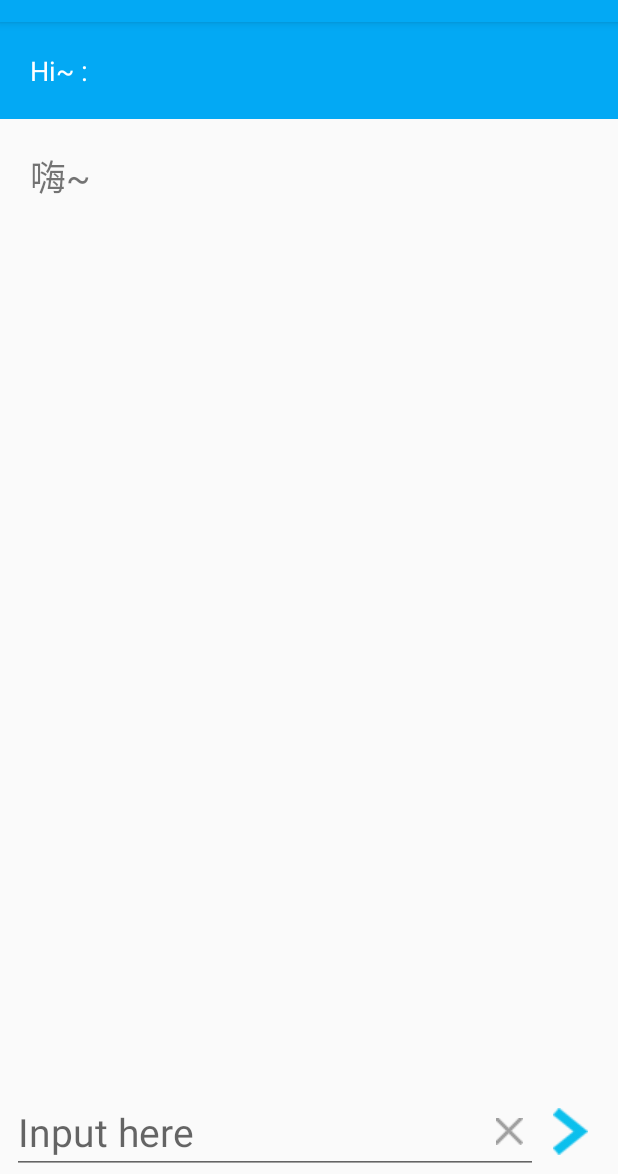
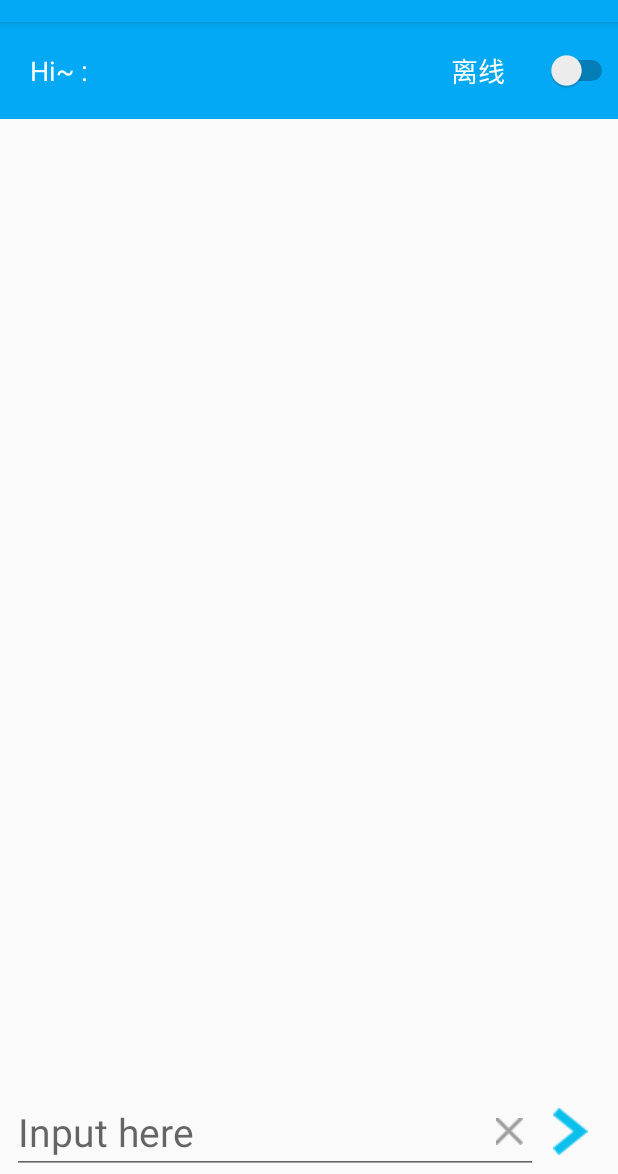
Before and after one commit to foolself/EasyTrans, an Android app: the screen it shows after launch (MainActivity), on a phone screen of 412 x 824 dp, the part 62-1236 px from its top. Run offline under Robolectric (Android 15) with nearby library versions, the phone set to English and light mode, and no system bars; 2 statements that could not run were skipped.

Commit message:
local search

```diff
--- /dev/null
+++ b/app/src/main/java/com/foolself/root/EasyTrans/DBManager.java
@@ -0,0 +1,69 @@
+package com.foolself.root.EasyTrans;
+
+/**
+ * Created by root on 16-4-10.
+ */
+import android.content.Context;
+import android.database.sqlite.SQLiteDatabase;
+import android.os.Environment;
+import android.util.Log;
+
+import java.io.File;
+import java.io.FileNotFoundException;
+import java.io.FileOutputStream;
+import java.io.IOException;
+import java.io.InputStream;
+
+public class DBManager {
+
+    private final int BUFFER_SIZE = 400000;
+    public static final String DB_NAME = "dictionary.db"; //保存的数据库文件名
+    public static final String PACKAGE_NAME = "com.foolself.root.googletrans";
+    public static final String DB_PATH = "/data" + Environment.getDataDirectory().getAbsolutePath() + "/" + PACKAGE_NAME; //在手机里存放数据库的位置
+
+    private SQLiteDatabase database;
+    private Context context;
+
+    DBManager(Context context) {
+        this.context = context;
+    }
+
+    public void openDatabase() {
+        this.database = this.openDatabase(DB_PATH + "/" + DB_NAME);
+
+    }
+
+    private SQLiteDatabase openDatabase(String dbfile) {
+
+        try {
+            if (!(new File(dbfile).exists())) {  //判断数据库文件是否存在，若不存在则执行导入，否则直接打开数据库
+                InputStream is = this.context.getResources().openRawResource(
+                        R.raw.dictionary); //欲导入的数据库
+                FileOutputStream fos = new FileOutputStream(dbfile);
+                byte[] buffer = new byte[BUFFER_SIZE];
+                int count = 0;
+
+                while ((count = is.read(buffer)) > 0) {
+                    fos.write(buffer, 0, count);
+                }
+                fos.close();
+                is.close();
+
+            }
+            SQLiteDatabase db = SQLiteDatabase.openOrCreateDatabase(dbfile, null);
+
+            return db;
+        } catch (FileNotFoundException e) {
+            Log.e("Database", "File not found");
+            e.printStackTrace();
+
+        } catch (IOException e) {
+            Log.e("Database", "IO exception");
+            e.printStackTrace();
+        }
+        return null;
+    }
+    public void closeDatabase() {
+        this.database.close();
+    }
+}
--- a/app/src/main/java/com/foolself/root/EasyTrans/MainActivity.java
+++ b/app/src/main/java/com/foolself/root/EasyTrans/MainActivity.java
@@ -1,6 +1,8 @@
 package com.foolself.root.EasyTrans;
 
 import android.content.Context;
+import android.database.Cursor;
+import android.database.sqlite.SQLiteDatabase;
 import android.net.ConnectivityManager;
 import android.os.Bundle;
 import android.os.Handler;
@@ -8,48 +10,67 @@ import android.os.Message;
 import android.support.v7.app.AppCompatActivity;
 import android.util.Log;
 import android.view.View;
+import android.widget.CompoundButton;
 import android.widget.EditText;
 import android.widget.ImageButton;
+import android.widget.ListView;
+import android.widget.SimpleAdapter;
+import android.widget.Switch;
 import android.widget.TextView;
 
 import org.apache.commons.codec.binary.Hex;
 import org.apache.commons.codec.digest.DigestUtils;
 
 import java.io.BufferedReader;
+import java.io.File;
 import java.io.IOException;
 import java.io.InputStreamReader;
 import java.net.HttpURLConnection;
 import java.net.URL;
 import java.net.URLDecoder;
+import java.util.ArrayList;
+import java.util.HashMap;
+import java.util.List;
+import java.util.Map;
 import java.util.Random;
 
 public class MainActivity extends AppCompatActivity {
+    public DBManager dbHelper;
+    private SQLiteDatabase dictionary;
     private EditText editText;
     private TextView reqText;
-    private TextView textView;
     private ImageButton delete;
     private ImageButton submit;
+    private Switch net_ctrl;
     private android.content.ClipboardManager clipboardManager;
+
+    ListView listView;
+    private SimpleAdapter list_adapter;
+    private List<Map<String, Object>> list_data;
+
     Handler handler = new Handler() {
         @Override
         public void handleMessage(Message msg) {
-            textView.setText(msg.obj + "");
+            list_adapter.notifyDataSetChanged();
         }
     };
 
     Runnable newThread = new Runnable() {
-        String result;
 
         @Override
         public void run() {
             String input = editText.getText().toString();
-            try {
-                result = getResult(input);
-            } catch (IOException e) {
-                e.printStackTrace();
+            if (!checkNetworkState() || !net_ctrl.isChecked()) {
+                getResultFromLoc(input);
+            }
+            else {
+                try {
+                    getResultFromNet(input);
+                } catch (IOException e) {
+                    e.printStackTrace();
+                }
             }
             Message msg = handler.obtainMessage();
-            msg.obj = result;
             handler.sendMessage(msg);
         }
     };
@@ -59,15 +80,32 @@ public class MainActivity extends AppCompatActivity {
         super.onCreate(savedInstanceState);
         setContentView(R.layout.activity_main);
 
+        String DBFilePath = DBManager.DB_PATH + "/" + DBManager.DB_NAME;
+        if (!fileIsExists(DBFilePath)) {
+            dbHelper = new DBManager(this);
+            dbHelper.openDatabase();
+            dbHelper.closeDatabase();
+        }
+        dictionary = SQLiteDatabase.openOrCreateDatabase(DBFilePath, null);
+
         editText = (EditText) findViewById(R.id.input);
         reqText = (TextView) findViewById(R.id.req);
-        textView = (TextView) findViewById(R.id.result);
         delete = (ImageButton) findViewById(R.id.delete);
         submit = (ImageButton) findViewById(R.id.submit);
+        net_ctrl = (Switch) findViewById(R.id.net_ctrl);
         clipboardManager  = (android.content.ClipboardManager)getSystemService(Context.CLIPBOARD_SERVICE);
+
+        listView = (ListView) findViewById(R.id.items);
+        list_data = new ArrayList<Map<String, Object>>();
+        list_adapter = new SimpleAdapter(this, list_data, R.layout.item,
+                new String[]{"word", "explain"}, new int[] {R.id.word, R.id.explain});
+        listView.setAdapter(list_adapter);
+
 
         if (clipboardManager.hasPrimaryClip()) {
             editText.setText(clipboardManager.getPrimaryClip().getItemAt(0).getText());
+            String temp = clipboardManager.getPrimaryClip().getDescription().toString();
+            Log.i("tag", "clip: " + temp);
         }
 
         submit.setOnClickListener(new View.OnClickListener() {
@@ -81,6 +119,16 @@ public class MainActivity extends AppCompatActivity {
             }
         });
 
+        net_ctrl.setOnCheckedChangeListener(new CompoundButton.OnCheckedChangeListener() {
+            @Override
+            public void onCheckedChanged(CompoundButton compoundButton, boolean b) {
+                if (b)
+                    net_ctrl.setText("在线");
+                else
+                    net_ctrl.setText("离线");
+            }
+        });
+
         delete.setOnClickListener(new View.OnClickListener() {
             @Override
             public void onClick(View view) {
@@ -90,8 +138,9 @@ public class MainActivity extends AppCompatActivity {
 
     }
 
-    private String getResult(String input) throws IOException {
+    private void getResultFromNet(String input) throws IOException {
 //        String q = URLEncoder.encode(rq, "utf-8");
+
         String q = input;
         String from = "zh";
         String to = "en";
@@ -99,6 +148,7 @@ public class MainActivity extends AppCompatActivity {
             from = "en";
             to = "zh";
         }
+
         String appId = "appId";
         String token = "token";
         String mainUrl = "http://api.fanyi.baidu.com/api/trans/vip/translate";
@@ -135,19 +185,56 @@ public class MainActivity extends AppCompatActivity {
             String[] arr1 = result.split("dst\":\"");
             String[] arr2 = arr1[1].split("\"");
             if (from.equals("zh")) {
-                return arr2[0];
+                result = arr2[0];
             }
             else {
                 String text = URLDecoder.decode(arr2[0], "utf-8");
-                text = convert(text);
-                return text;
+                result = convert(text);
             }
+
+            list_data.clear();
+            Map<String, Object> listem = new HashMap<String, Object>();
+            listem.put("word", "");
+            listem.put("explain", result);
+            list_data.add(listem);
         } catch (Exception e) {
             e.printStackTrace();
-            return "something error";
+            list_data.clear();
+            Map<String, Object> listem = new HashMap<String, Object>();
+            listem.put("word", "");
+            listem.put("explain", "Something Error");
+            list_data.add(listem);
         }
     }
 
+    private void getResultFromLoc(String input) {
+        String result = "";
+        String key = "explain";
+        Cursor cur;
+        if (input.charAt(0) < 'z' && input.charAt(0) > 'A') {
+            cur = dictionary.rawQuery("select * from Words where word=?", new String[]{input});
+        }
+        else {
+            cur = dictionary.rawQuery("select * from Words where explain like ?", new String[]{"%" + input + "%"});
+        }
+        list_data.clear();
+        if (cur != null) {
+            int NUM_R = cur.getCount();
+            if (cur.moveToFirst()) {
+                do {
+                    result = result + cur.getString(cur.getColumnIndex("word")) + ": \n  ";
+                    result = result + cur.getString(cur.getColumnIndex("explain")) + "\n\n";
+
+                    Map<String, Object> listem = new HashMap<String, Object>();
+                    listem.put("word",
+                            cur.getString(cur.getColumnIndex("word")));
+                    listem.put("explain",
+                            cur.getString(cur.getColumnIndex("explain")));
+                    list_data.add(listem);
+                } while (cur.moveToNext());
+            }
+        }
+    }
     public String convert(String utfString){
         StringBuilder sb = new StringBuilder();
         int i = -1;
@@ -172,4 +259,26 @@ public class MainActivity extends AppCompatActivity {
         }
         return flag;
     }
+
+    @Override
+    protected void onDestroy() {
+        super.onDestroy();
+        if (dictionary != null && dictionary.isOpen()) {
+            dictionary.close();
+        }
+    }
+
+    public boolean fileIsExists(String filePath){
+        try{
+            File f=new File(filePath);
+            if(f.exists()){
+                Log.i("tag", "exist");
+                return true;
+            }
+
+        }catch (Exception e) {
+            return false;
+        }
+        return false;
+    }
 }
--- a/app/src/main/res/layout/activity_main.xml
+++ b/app/src/main/res/layout/activity_main.xml
@@ -2,16 +2,12 @@
 <RelativeLayout xmlns:android="http://schemas.android.com/apk/res/android"
     android:layout_width="fill_parent"
     android:layout_height="fill_parent">
-    <ScrollView
-        android:layout_width="match_parent"
-        android:layout_height="wrap_content">
-
         <LinearLayout
             android:orientation="vertical"
             android:layout_width="match_parent"
-            android:layout_height="wrap_content">
+            android:layout_height="fill_parent">
             <LinearLayout
-                android:orientation="vertical"
+                android:orientation="horizontal"
                 android:gravity="top"
                 android:layout_width="match_parent"
                 android:layout_height="wrap_content"
@@ -22,8 +18,9 @@
 
                 <TextView
                     android:id="@+id/req"
-                    android:layout_width="fill_parent"
+                    android:layout_width="wrap_content"
                     android:layout_height="wrap_content"
+                    android:layout_weight="9"
                     android:layout_marginLeft="20dp"
                     android:layout_marginTop="20dp"
                     android:layout_marginBottom="20dp"
@@ -32,33 +29,33 @@
                     android:textColor="@color/text"
                     android:text="Hi~ :"/>
 
+                <Switch
+                    android:id="@+id/net_ctrl"
+                    android:layout_width="wrap_content"
+                    android:layout_height="wrap_content"
+                    android:layout_weight="1"
+                    android:layout_gravity="center"
+                    android:checked="false"
+                    android:textOn="在线"
+                    android:textOff="离线"
+                    android:text="离线"
+                    android:textColor="@color/text"
+                    android:textSize="18dp"/>
+
             </LinearLayout>
-            <LinearLayout
-                android:layout_width="fill_parent"
-                android:layout_height="wrap_content"
-                android:layout_below="@+id/linearLayout"
-                android:layout_alignParentStart="true">
 
-                <LinearLayout
-                    android:layout_width="fill_parent"
-                    android:layout_height="wrap_content"
-                    android:orientation="horizontal">
-
-                    <TextView
-                        android:id="@+id/result"
-                        android:layout_width="fill_parent"
-                        android:layout_height="wrap_content"
-                        android:layout_marginTop="20dp"
-                        android:layout_marginBottom="100dp"
-                        android:layout_marginLeft="20dp"
-                        android:layout_marginRight="18dp"
-                        android:textIsSelectable="true"
-                        android:textSize="24dp"
-                        android:text="嗨~"/>
-                </LinearLayout>
-            </LinearLayout>
+            <ListView
+                android:id="@+id/items"
+                android:layout_width="match_parent"
+                android:layout_height="fill_parent"
+                android:layout_above="@+id/linearLayout2"
+                android:layout_marginBottom="50dp"
+                android:layout_alignParentStart="true"
+                android:layout_marginTop="12dp"
+                android:layout_marginLeft="18dp"
+                android:layout_marginRight="12dp">
+            </ListView>
         </LinearLayout>
-    </ScrollView>
 
     <LinearLayout
         android:layout_width="match_parent"
@@ -68,7 +65,8 @@
         android:layout_marginLeft="10dp"
         android:layout_alignParentBottom="true"
         android:layout_alignParentStart="true"
-        android:weightSum="1">
+        android:weightSum="1"
+        android:id="@+id/linearLayout2">
         <LinearLayout
             android:layout_width="wrap_content"
             android:layout_height="wrap_content"
@@ -107,4 +105,5 @@
             android:layout_marginRight="10dp"
             android:background="@drawable/go_32" />
     </LinearLayout>
+
 </RelativeLayout>
```
Also changed, not shown: app/src/main/res/layout/item.xml (added, +21 -0 lines), 1 other file.
